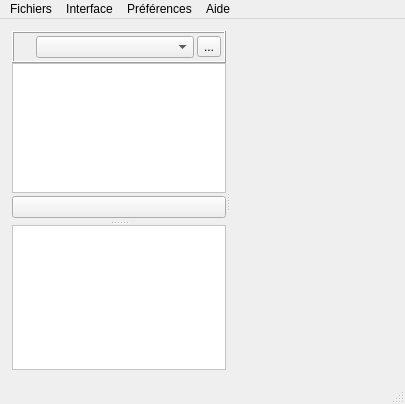
The window that Lamia/iface/qgiswidget/ifaceqgswidget.ui (Artelia/Lamia) describes before a commit, drawn with Qt 5.
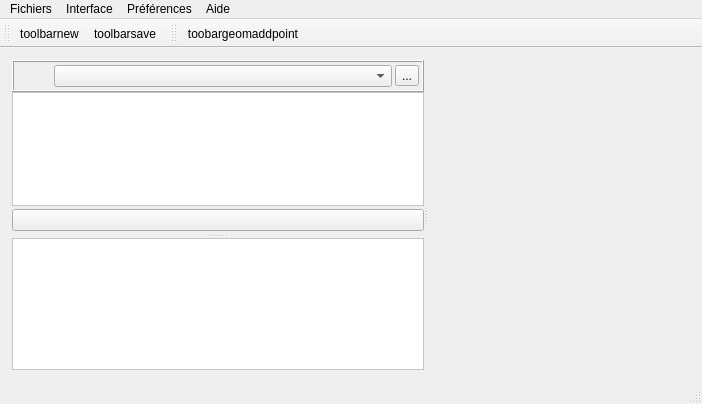
The same window after the commit. The open tabs and pages were chosen to show the change. Icons and pictures are not drawn.

```diff
--- a/Lamia/iface/qgiswidget/ifaceqgswidget.ui
+++ b/Lamia/iface/qgiswidget/ifaceqgswidget.ui
@@ -6,7 +6,7 @@
    <rect>
     <x>0</x>
     <y>0</y>
-    <width>405</width>
+    <width>702</width>
     <height>404</height>
    </rect>
   </property>
@@ -600,8 +600,8 @@
     <rect>
      <x>0</x>
      <y>0</y>
-     <width>405</width>
-     <height>21</height>
+     <width>702</width>
+     <height>26</height>
     </rect>
    </property>
    <property name="nativeMenuBar">
@@ -678,6 +678,31 @@
    <addaction name="menuAide"/>
   </widget>
   <widget class="QStatusBar" name="statusbar"/>
+  <widget class="QToolBar" name="toolBarFormCreation">
+   <property name="windowTitle">
+    <string>toolBar</string>
+   </property>
+   <attribute name="toolBarArea">
+    <enum>TopToolBarArea</enum>
+   </attribute>
+   <attribute name="toolBarBreak">
+    <bool>false</bool>
+   </attribute>
+   <addaction name="actiontoolbarnew"/>
+   <addaction name="actiontoolbarsave"/>
+  </widget>
+  <widget class="QToolBar" name="toolBarFormGeom">
+   <property name="windowTitle">
+    <string>toolBar</string>
+   </property>
+   <attribute name="toolBarArea">
+    <enum>TopToolBarArea</enum>
+   </attribute>
+   <attribute name="toolBarBreak">
+    <bool>false</bool>
+   </attribute>
+   <addaction name="actiontoobargeomaddpoint"/>
+  </widget>
   <action name="actionTre">
    <property name="text">
     <string>tre</string>
@@ -864,6 +889,21 @@
     <string>Tables et champs</string>
    </property>
   </action>
+  <action name="actiontoolbarsave">
+   <property name="text">
+    <string>toolbarsave</string>
+   </property>
+  </action>
+  <action name="actiontoolbarnew">
+   <property name="text">
+    <string>toolbarnew</string>
+   </property>
+  </action>
+  <action name="actiontoobargeomaddpoint">
+   <property name="text">
+    <string>toobargeomaddpoint</string>
+   </property>
+  </action>
  </widget>
  <resources>
   <include location="../resources.qrc"/>
```
Left out of the diff: 14 changed lines with no effect on the pictures.
